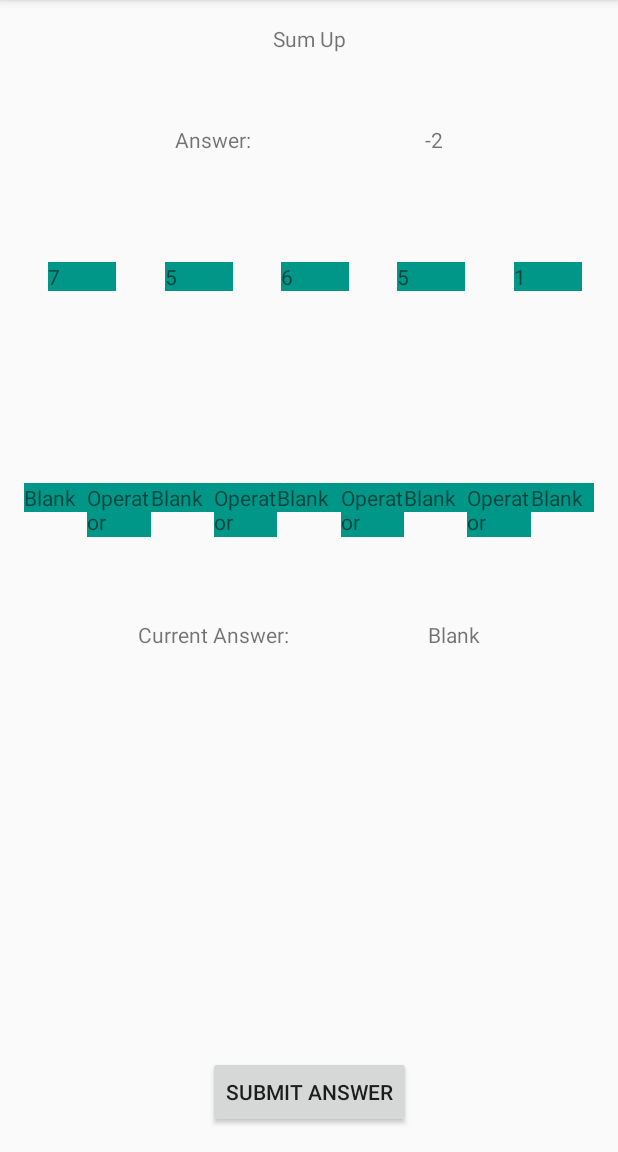
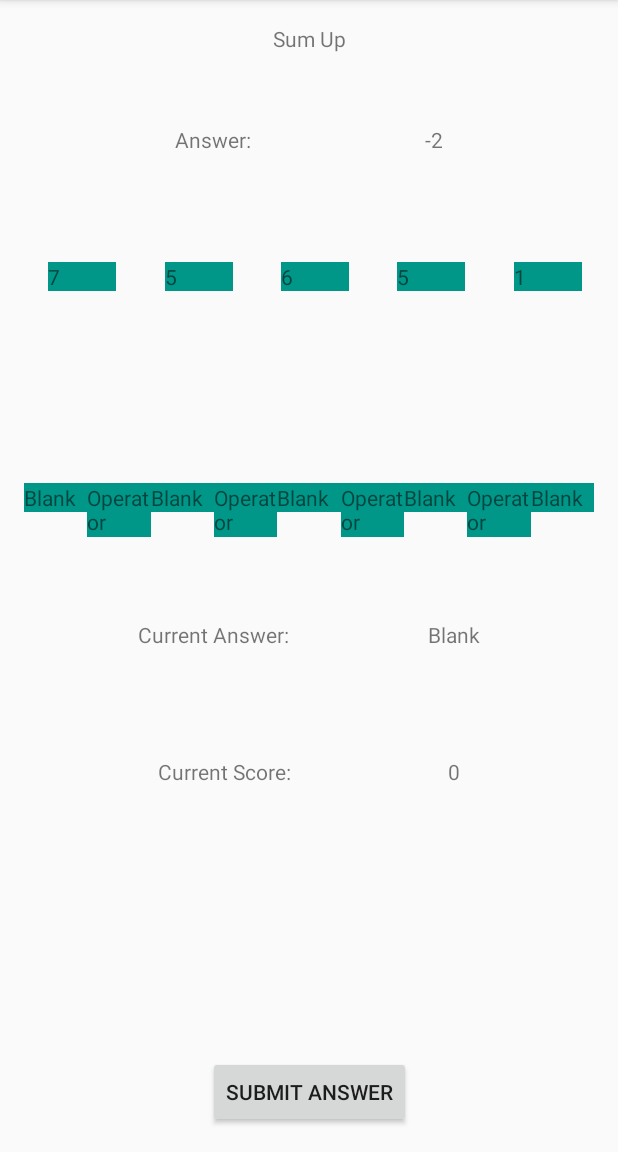
Before and after one commit to Tsz-Fung-Ryan/Andoird_Mobile_Sum_Up, an Android app: the GameActivity screen opened directly, with no data from a screen before it, on a phone screen of 412 x 824 dp, the part 84-1236 px from its top. Run offline under Robolectric (Android 15) with nearby library versions, the phone set to English and light mode, and no system bars.

Commit message:
Added multiple games and current score being displayed

```diff
--- a/app/src/main/java/com/example/cps731_project/GameActivity.java
+++ b/app/src/main/java/com/example/cps731_project/GameActivity.java
@@ -23,6 +23,12 @@ public class GameActivity extends AppCompatActivity {
     protected void onCreate(Bundle savedInstanceState) {
         super.onCreate(savedInstanceState);
         setContentView(R.layout.activity_game);
+
+        newGame();
+    }
+
+    public void newGame() {
+        resetFields();
 
         int[] numbers = logic_layer.play();
 
@@ -128,6 +134,8 @@ public class GameActivity extends AppCompatActivity {
             boolean correct = logic_layer.solved(util.toIntArray(numbers), util.toCharArray(operators));
             Log.d("ANSWER", "Sending: " + Arrays.toString(util.toIntArray(numbers)) + ", " + Arrays.toString(util.toCharArray(operators)));
             Log.d("ANSWER", "Answer result: " + correct);
+            ((TextView) findViewById(R.id.currentScore)).setText(logic_layer.getScore() + "");
+            newGame();
         } else {
             //Do something, like an error message?
             Log.d("ANSWER", "Invalid answer");
@@ -186,4 +194,30 @@ public class GameActivity extends AppCompatActivity {
 
         return false;
     }
+
+    /**
+     * Resets the fields on the screen
+     */
+    public void resetFields() {
+        ((TextView) findViewById(R.id.computerAnswer)).setText(getString(R.string.blank));
+
+        ((TextView) findViewById(R.id.operand1)).setText(getString(R.string.blank));
+        ((TextView) findViewById(R.id.operand2)).setText(getString(R.string.blank));
+        ((TextView) findViewById(R.id.operand3)).setText(getString(R.string.blank));
+        ((TextView) findViewById(R.id.operand4)).setText(getString(R.string.blank));
+        ((TextView) findViewById(R.id.operand5)).setText(getString(R.string.blank));
+
+        ((TextView) findViewById(R.id.space1)).setText(getString(R.string.blank));
+        ((TextView) findViewById(R.id.space2)).setText(getString(R.string.blank));
+        ((TextView) findViewById(R.id.space3)).setText(getString(R.string.blank));
+        ((TextView) findViewById(R.id.space4)).setText(getString(R.string.blank));
+        ((TextView) findViewById(R.id.space5)).setText(getString(R.string.blank));
+
+        ((TextView) findViewById(R.id.operator1)).setText(getString(R.string.operator));
+        ((TextView) findViewById(R.id.operator2)).setText(getString(R.string.operator));
+        ((TextView) findViewById(R.id.operator3)).setText(getString(R.string.operator));
+        ((TextView) findViewById(R.id.operator4)).setText(getString(R.string.operator));
+
+        ((TextView) findViewById(R.id.userAnswer)).setText(getString(R.string.blank));
+    }
 }
--- a/app/src/main/res/layout/activity_game.xml
+++ b/app/src/main/res/layout/activity_game.xml
@@ -253,4 +253,25 @@
         app:layout_constraintStart_toStartOf="parent"
         app:layout_constraintTop_toBottomOf="@+id/space1" />
 
+    <TextView
+        android:id="@+id/scoreText"
+        android:layout_width="wrap_content"
+        android:layout_height="wrap_content"
+        android:layout_marginTop="72dp"
+        android:text="@string/current_score"
+        app:layout_constraintEnd_toStartOf="@+id/currentScore"
+        app:layout_constraintHorizontal_bias="0.5"
+        app:layout_constraintStart_toStartOf="parent"
+        app:layout_constraintTop_toBottomOf="@+id/currentAnswer" />
+
+    <TextView
+        android:id="@+id/currentScore"
+        android:layout_width="wrap_content"
+        android:layout_height="wrap_content"
+        android:text="@string/starting_score"
+        app:layout_constraintEnd_toEndOf="parent"
+        app:layout_constraintHorizontal_bias="0.5"
+        app:layout_constraintStart_toEndOf="@+id/scoreText"
+        app:layout_constraintTop_toTopOf="@+id/scoreText" />
+
 </androidx.constraintlayout.widget.ConstraintLayout>
--- a/app/src/main/res/values/strings.xml
+++ b/app/src/main/res/values/strings.xml
@@ -9,5 +9,7 @@
     <string name="blank">Blank</string>
     <string name="operator">Operator</string>
     <string name="current_answer">Current Answer:</string>
+    <string name="current_score">Current Score:</string>
+    <string name="starting_score">0</string>
     <string name="submit_answer">Submit Answer</string>
 </resources>
```
